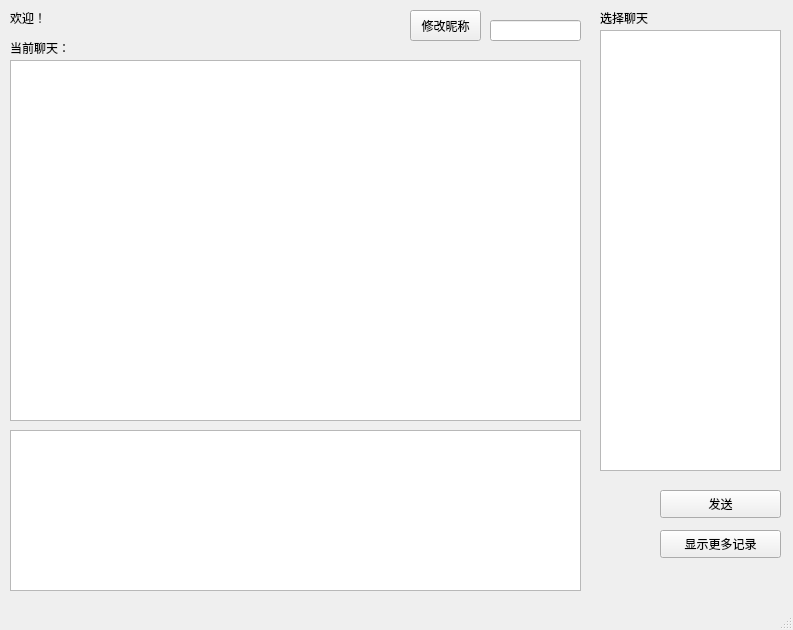
danlidan/socket_project, file ui.ui: the form before one commit.
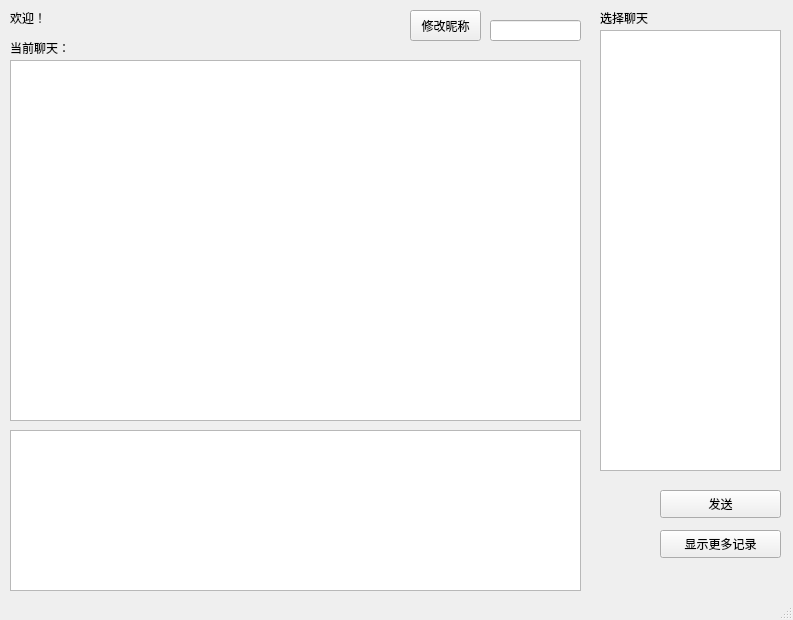
The form after the commit.

Diff of the .ui file:
```diff
--- a/ui.ui
+++ b/ui.ui
@@ -7,7 +7,7 @@
     <x>0</x>
     <y>0</y>
     <width>793</width>
-    <height>630</height>
+    <height>620</height>
    </rect>
   </property>
   <property name="windowTitle">
```
